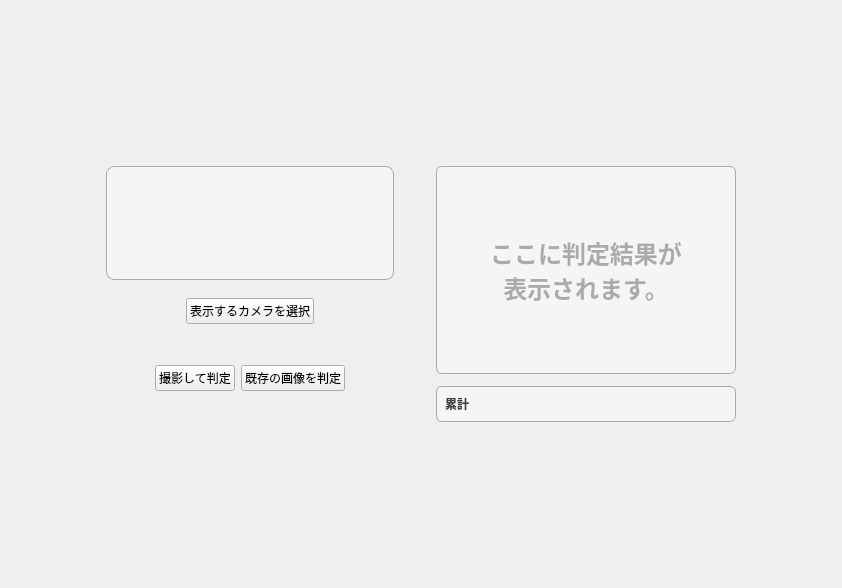
Old version of the form src/main/python/view/ui/inspection.ui in the repository RUTILEA/SDTest.
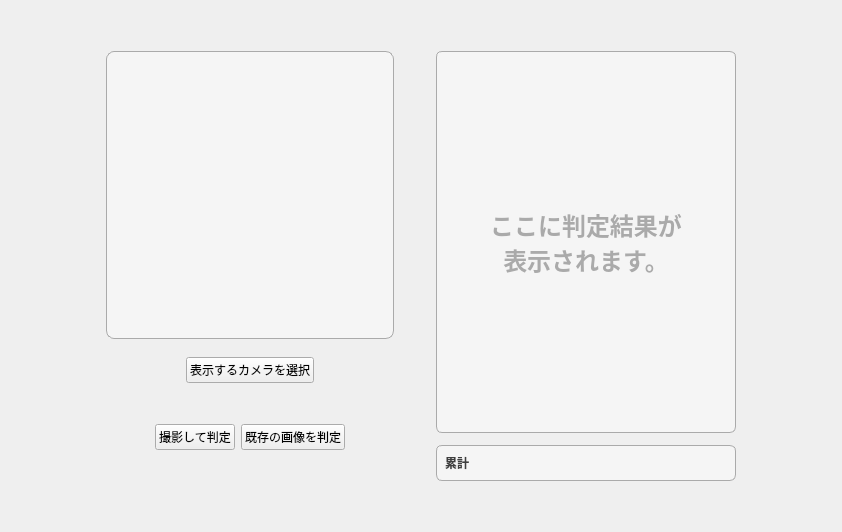
New version of the form. Icons and pictures are not drawn. Custom widgets are drawn as their Qt base class.

Patch:
```diff
--- a/src/main/python/view/ui/inspection.ui
+++ b/src/main/python/view/ui/inspection.ui
@@ -7,13 +7,13 @@
     <x>0</x>
     <y>0</y>
     <width>842</width>
-    <height>588</height>
+    <height>532</height>
    </rect>
   </property>
   <property name="minimumSize">
    <size>
     <width>842</width>
-    <height>588</height>
+    <height>532</height>
    </size>
   </property>
   <property name="font">
@@ -30,6 +30,9 @@
      <property name="orientation">
       <enum>Qt::Vertical</enum>
      </property>
+     <property name="sizeType">
+      <enum>QSizePolicy::Fixed</enum>
+     </property>
      <property name="sizeHint" stdset="0">
       <size>
        <width>20</width>
@@ -589,6 +592,9 @@
      <property name="orientation">
       <enum>Qt::Vertical</enum>
      </property>
+     <property name="sizeType">
+      <enum>QSizePolicy::Fixed</enum>
+     </property>
      <property name="sizeHint" stdset="0">
       <size>
        <width>20</width>
```
Left out of the diff: 2 changed lines with no effect on the pictures.
